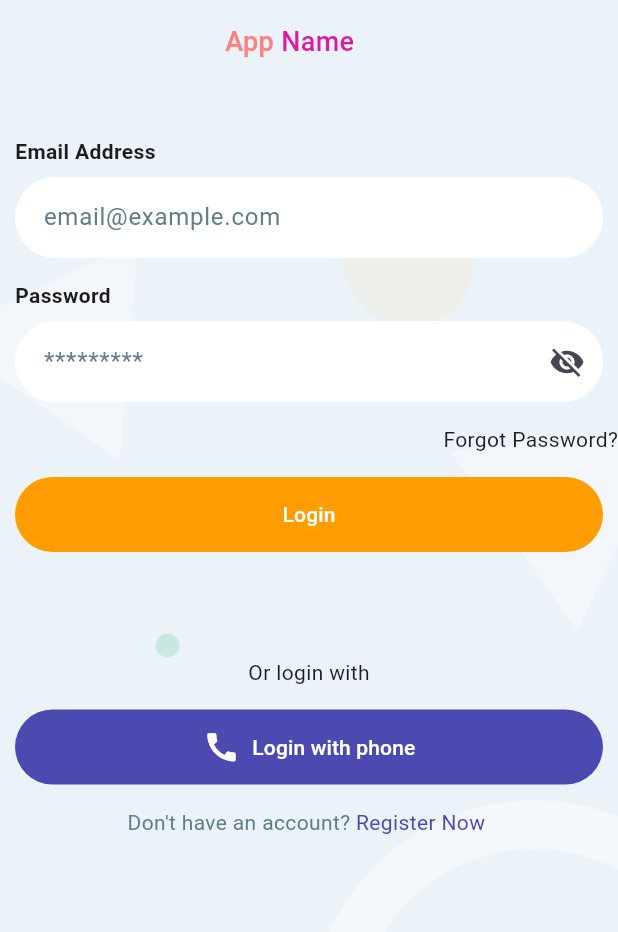
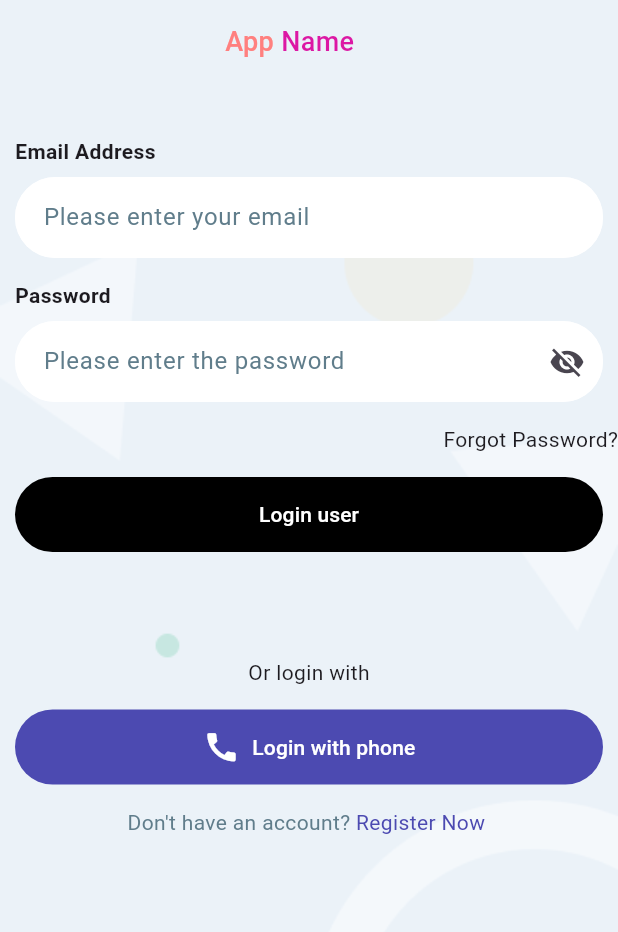
Before and after one commit to swamiritika36/iletspt, a Flutter app: the screen it shows after launch, on a phone screen of 412 x 824 dp, the part 195-1127 px from its top. Run offline on Flutter 3.47's test engine with Material 3 defaults, Android fonts, the phone set to English and light mode, and no system bars.

Commit message:
make folder stucture and components

```diff
--- a/lib/ieltslogin_page.dart
+++ b/lib/auth/ieltslogin_page.dart
@@ -1,4 +1,6 @@
 import 'package:flutter/material.dart';
+import 'package:ieltspt/components/primary_btn.dart';
+import 'package:ieltspt/components/primary_textfield.dart';
 
 class IeltsloginPage extends StatelessWidget {
   const IeltsloginPage({super.key});
@@ -69,32 +71,8 @@ class IeltsloginPage extends StatelessWidget {
                     style: TextStyle(fontSize: 14, fontWeight: FontWeight.w600),
                   ),
                   SizedBox(height: 7),
-                  TextField(
-                    decoration: InputDecoration(
-                      hintText: "email@example.com",
 
-                      hintStyle: TextStyle(color: Colors.blueGrey),
-                      contentPadding: EdgeInsets.symmetric(
-                        horizontal: 15,
-                        vertical: 15,
-                      ),
-
-                      focusedBorder: OutlineInputBorder(
-                        borderSide: BorderSide(color: Colors.white),
-                        borderRadius: BorderRadius.circular(50),
-                      ),
-                      enabledBorder: OutlineInputBorder(
-                        borderSide: BorderSide(color: Colors.white),
-                        borderRadius: BorderRadius.circular(50),
-                      ),
-                      border: OutlineInputBorder(
-                        borderSide: BorderSide(color: Colors.white),
-                        borderRadius: BorderRadius.circular(50),
-                      ),
-                      fillColor: Colors.white,
-                      filled: true,
-                    ),
-                  ),
+                  PrimaryTextfield(hinttext: "Please enter your email"),
                 ],
               ),
             ),
@@ -112,31 +90,9 @@ class IeltsloginPage extends StatelessWidget {
                     style: TextStyle(fontSize: 14, fontWeight: FontWeight.w600),
                   ),
                   SizedBox(height: 7),
-                  TextField(
-                    decoration: InputDecoration(
-                      hintText: "*********",
-                      suffixIcon: Icon(Icons.visibility_off),
-                      hintStyle: TextStyle(color: Colors.blueGrey),
-                      contentPadding: EdgeInsets.symmetric(
-                        horizontal: 15,
-                        vertical: 15,
-                      ),
-
-                      focusedBorder: OutlineInputBorder(
-                        borderSide: BorderSide(color: Colors.white),
-                        borderRadius: BorderRadius.circular(50),
-                      ),
-                      enabledBorder: OutlineInputBorder(
-                        borderSide: BorderSide(color: Colors.white),
-                        borderRadius: BorderRadius.circular(50),
-                      ),
-                      border: OutlineInputBorder(
-                        borderSide: BorderSide(color: Colors.white),
-                        borderRadius: BorderRadius.circular(50),
-                      ),
-                      fillColor: Colors.white,
-                      filled: true,
-                    ),
+                  PrimaryTextfield(
+                    hinttext: "Please enter the password",
+                    suffixicon: Icons.visibility_off,
                   ),
                 ],
               ),
@@ -153,22 +109,7 @@ class IeltsloginPage extends StatelessWidget {
               ),
             ),
             SizedBox(height: 15),
-            Container(
-              margin: EdgeInsets.symmetric(horizontal: 10),
-              width: double.infinity,
-              height: 50,
-              child: TextButton(
-                style: TextButton.styleFrom(
-                  backgroundColor: const Color(0xFFFF9C00),
-                  foregroundColor: Colors.white,
-                  shape: RoundedRectangleBorder(
-                    borderRadius: BorderRadiusGeometry.circular(50),
-                  ),
-                ),
-                child: Text('Login', style: TextStyle(fontSize: 14)),
-                onPressed: () {},
-              ),
-            ),
+            PrimaryBtn(text: "Login user", bgclr: Colors.black),
 
             SizedBox(height: 15),
             SizedBox(width: 176, height: 40),
--- /dev/null
+++ b/lib/components/primary_btn.dart
@@ -0,0 +1,27 @@
+import 'package:flutter/material.dart';
+
+class PrimaryBtn extends StatelessWidget {
+  final String text;
+  final Color? bgclr;
+  const PrimaryBtn({super.key, required this.text, this.bgclr});
+
+  @override
+  Widget build(BuildContext context) {
+    return Container(
+      margin: EdgeInsets.symmetric(horizontal: 10),
+      width: double.infinity,
+      height: 50,
+      child: TextButton(
+        style: TextButton.styleFrom(
+          backgroundColor: bgclr == null ? Color(0xFFFF9C00) : bgclr,
+          foregroundColor: Colors.white,
+          shape: RoundedRectangleBorder(
+            borderRadius: BorderRadiusGeometry.circular(50),
+          ),
+        ),
+        child: Text(text, style: TextStyle(fontSize: 14)),
+        onPressed: () {},
+      ),
+    );
+  }
+}
--- /dev/null
+++ b/lib/components/primary_textfield.dart
@@ -0,0 +1,36 @@
+import 'package:flutter/material.dart';
+
+class PrimaryTextfield extends StatelessWidget {
+  final String hinttext;
+
+  final IconData? suffixicon;
+  const PrimaryTextfield({super.key, required this.hinttext, this.suffixicon});
+
+  @override
+  Widget build(BuildContext context) {
+    return TextField(
+      decoration: InputDecoration(
+        hintText: hinttext,
+
+        hintStyle: TextStyle(color: Colors.blueGrey),
+        contentPadding: EdgeInsets.symmetric(horizontal: 15, vertical: 15),
+
+        focusedBorder: OutlineInputBorder(
+          borderSide: BorderSide(color: Colors.white),
+          borderRadius: BorderRadius.circular(50),
+        ),
+        enabledBorder: OutlineInputBorder(
+          borderSide: BorderSide(color: Colors.white),
+          borderRadius: BorderRadius.circular(50),
+        ),
+        border: OutlineInputBorder(
+          borderSide: BorderSide(color: Colors.white),
+          borderRadius: BorderRadius.circular(50),
+        ),
+        fillColor: Colors.white,
+        filled: true,
+        suffixIcon: suffixicon == null ? null : Icon(suffixicon),
+      ),
+    );
+  }
+}
```
Also changed, not shown: lib/main.dart (+2 -5 lines), lib/auth/register_page.dart (renamed from lib/register_page.dart), lib/page/home_page.dart (renamed from lib/home_page.dart).
